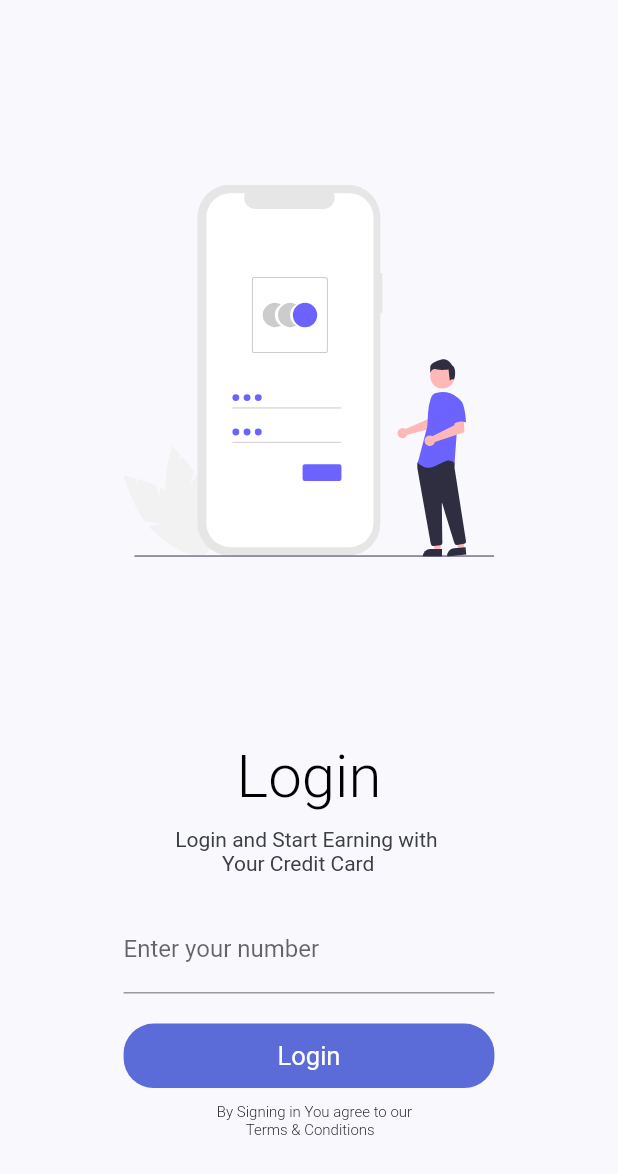
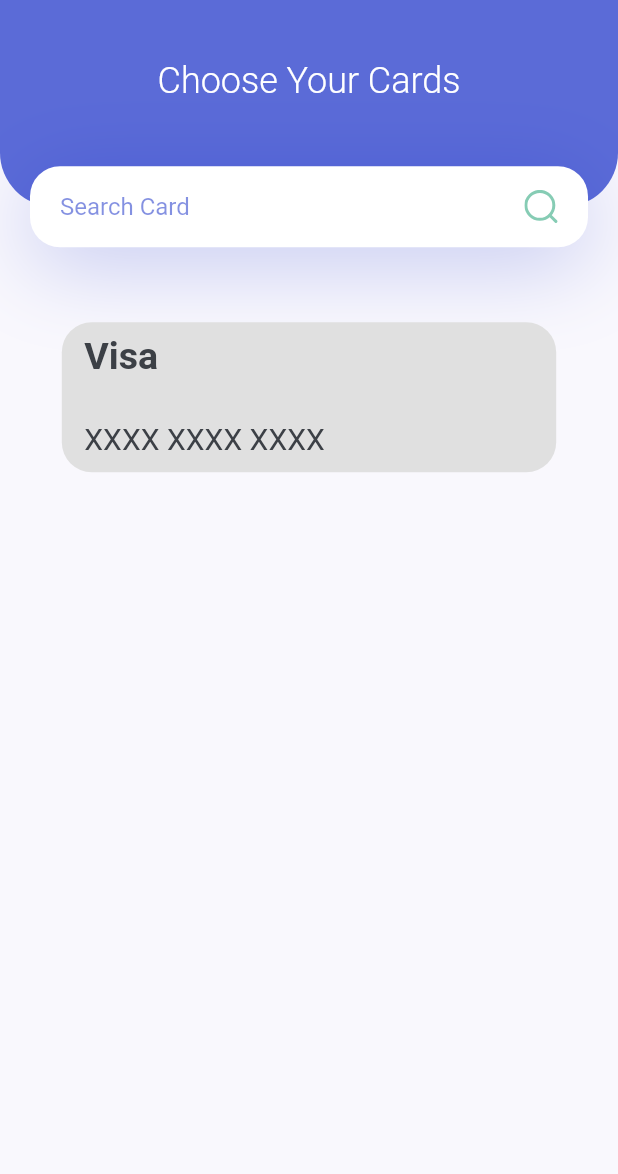
Before and after one commit to author-sanjay/yeper_clone_flutter, a Flutter app: the screen it shows after launch, on a phone screen of 412 x 824 dp. Shown: the top 1174 px of the screen. Run offline on Flutter 3.47's test engine with Material 2 defaults, Android fonts, the phone set to English and light mode, and no system bars; our stand-ins replace flutter_svg, pinput.

Commit message:
Choose Card

```diff
--- /dev/null
+++ b/lib/Screens/ChooseCard/ChooseCard.dart
@@ -0,0 +1,14 @@
+// ignore_for_file: prefer_const_constructors
+import 'package:flutter/material.dart';
+import 'package:yeper_user/Screens/ChooseCard/Components/Body.dart';
+
+class ChooseCard extends StatelessWidget {
+  const ChooseCard({super.key});
+
+  @override
+  Widget build(BuildContext context) {
+    return Scaffold(
+      body: Body(),
+    );
+  }
+}
--- /dev/null
+++ b/lib/Screens/ChooseCard/Components/Body.dart
@@ -0,0 +1,43 @@
+// ignore_for_file: avoid_unnecessary_containers, prefer_const_constructors
+
+import 'package:flutter/material.dart';
+import 'package:yeper_user/Screens/ChooseCard/Components/Header.dart';
+import 'package:yeper_user/constants.dart';
+
+class Body extends StatelessWidget {
+  const Body({super.key});
+
+  @override
+  Widget build(BuildContext context) {
+    Size size = MediaQuery.of(context).size;
+    return SingleChildScrollView(
+        child: SafeArea(
+          child: Column(
+            children: <Widget>[
+              HeaderWithSearchbar(size: size),
+              Container(
+                width: MediaQuery.of(context).size.width*0.8,
+                height: 100,
+                decoration: BoxDecoration(
+                  borderRadius: BorderRadius.circular(20),
+                  color: Colors.grey.shade300
+                ),
+                child: Padding(
+                  padding: const EdgeInsets.only(left: 15,top: 8),
+                  child: Column(
+                    crossAxisAlignment: CrossAxisAlignment.start,
+                    // ignore: prefer_const_literals_to_create_immutables
+                    children: [
+                      Text("Visa\n",style: TextStyle(fontSize: 25,fontWeight: FontWeight.w600)),
+                      Text("XXXX XXXX XXXX",style: TextStyle(fontSize: 20),),
+                    ]
+                  ),
+                ),
+              )
+            ],
+          ),
+        )
+
+    );
+  }
+}
--- /dev/null
+++ b/lib/Screens/ChooseCard/Components/Header.dart
@@ -0,0 +1,95 @@
+// ignore_for_file: prefer_const_constructors, file_names, avoid_print, sized_box_for_whitespace
+
+import 'package:flutter/material.dart';
+import 'package:flutter_svg/svg.dart';
+
+import '../../../constants.dart';
+
+class HeaderWithSearchbar extends StatelessWidget {
+  const HeaderWithSearchbar({
+    Key? key,
+    required this.size,
+  }) : super(key: key);
+
+  final Size size;
+
+  @override
+  Widget build(BuildContext context) {
+    return Container(
+      margin: EdgeInsets.only(bottom: kDefaultPadding * 2.5),
+      height: size.height * 0.2,
+      child: Stack(
+        children: <Widget>[
+          Container(
+            height: size.height * 0.2 - 27,
+            decoration: BoxDecoration(
+                color: kprimarycolor,
+                borderRadius: BorderRadius.only(
+                    bottomLeft: Radius.circular(36),
+                    bottomRight: Radius.circular(36))),
+            child: GestureDetector(
+              onTap: (() {
+                print("Hello");
+              }),
+              child: Container(
+                width: MediaQuery.of(context).size.width,
+                child: Column(
+                  children: <Widget>[
+                    Padding(
+                      padding: const EdgeInsets.only(top: 40),
+                      child: Center(
+                        child: Text(
+                          "Choose Your Cards",
+                          style: Theme.of(context).textTheme.headline5?.copyWith(
+                              color: Colors.white, fontWeight: FontWeight.w300),
+                        ),
+                      ),
+                    ),
+
+                  ],
+                ),
+              ),
+            ),
+          ),
+          Positioned(
+              bottom: 0,
+              left: 0,
+              right: 0,
+              child: Container(
+                alignment: Alignment.center,
+                margin: EdgeInsets.symmetric(horizontal: kDefaultPadding),
+                padding: EdgeInsets.symmetric(horizontal: kDefaultPadding),
+                height: 54,
+                decoration: BoxDecoration(
+                  color: Colors.white,
+                  borderRadius: BorderRadius.circular(20),
+                  boxShadow: [
+                    BoxShadow(
+                        offset: Offset(0, 10),
+                        blurRadius: 50,
+                        color: kprimarycolor.withOpacity(0.23)),
+                  ],
+                ),
+                child: Row(
+                  children: <Widget>[
+                    Expanded(
+                      child: TextField(
+                        onChanged: (value) {},
+                        decoration: InputDecoration(
+                          hintText: "Search Card",
+                          hintStyle:
+                              TextStyle(color: kprimarycolor.withOpacity(0.5)),
+                          enabledBorder: InputBorder.none,
+                          focusedBorder: InputBorder.none,
+                        ),
+                      ),
+                    ),
+                    SvgPicture.asset("assets/icons/search.svg")
+                  ],
+                ),
+              )),
+        ],
+      ),
+    );
+  }
+}
--- a/lib/Screens/OtpScreen/Components/TextFields.dart
+++ b/lib/Screens/OtpScreen/Components/TextFields.dart
@@ -67,11 +67,11 @@
           Pinput(
             length: 6,
             validator: (s) {
-              return s == '2222' ? null : 'Pin is incorrect';
+
             },
             pinputAutovalidateMode: PinputAutovalidateMode.onSubmit,
             showCursor: true,
-            onCompleted: (pin) => print(pin),
+
           ),
           Padding(
             padding: const EdgeInsets.only(top: 20),
--- a/lib/main.dart
+++ b/lib/main.dart
@@ -1,6 +1,7 @@
 // ignore_for_file: prefer_const_constructors
 
 import 'package:flutter/material.dart';
+import 'package:yeper_user/Screens/ChooseCard/ChooseCard.dart';
 import 'package:yeper_user/Screens/HomeScreen/HomeScreen.dart';
 import 'package:yeper_user/Screens/LoginScreen/LoginScreen.dart';
 import 'package:yeper_user/constants.dart';
@@ -24,7 +25,7 @@
         visualDensity: VisualDensity.adaptivePlatformDensity,
       ),
 
-      home: LoginScreen(),
+      home: ChooseCard(),
 
     );
   }
```
Also changed, not shown: 5 other files.
